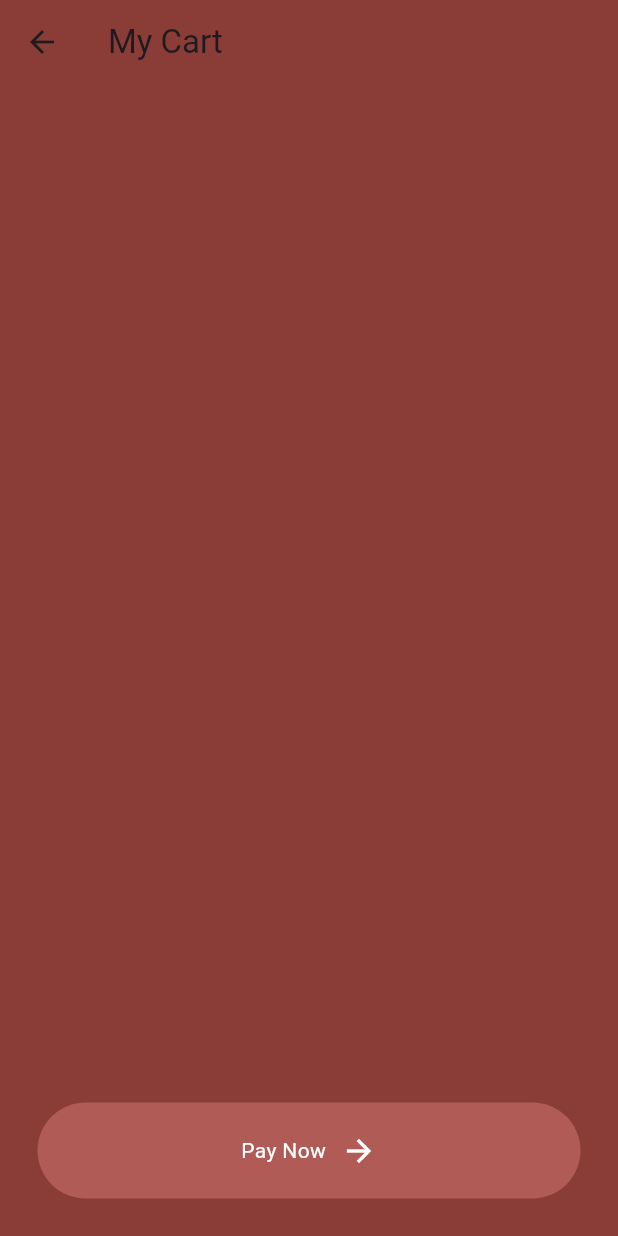
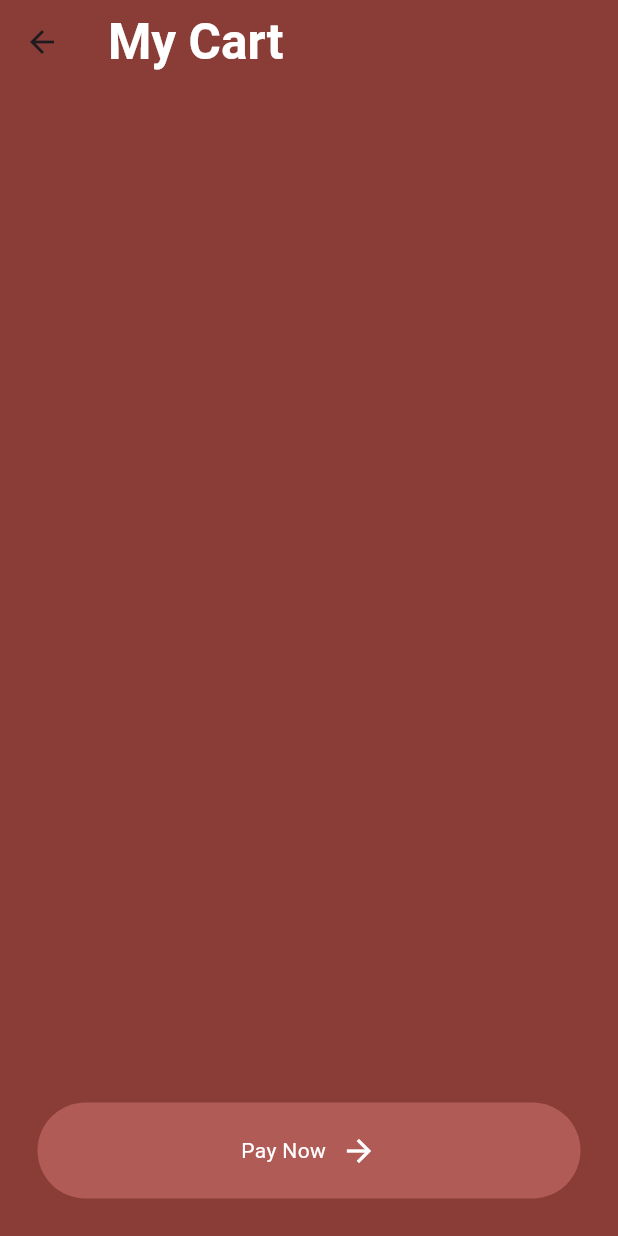
Before and after one commit to SahadRushdi/restaurant_app, a Flutter app: the CartPage screen opened by its route, on a phone screen of 412 x 824 dp. Run offline on Flutter 3.47's test engine with Material 3 defaults, Android fonts, the phone set to English and light mode, and no system bars; our stand-ins replace google_fonts.

Commit message:
Improved Ui.

```diff
--- a/lib/pages/cart_page.dart
+++ b/lib/pages/cart_page.dart
@@ -11,10 +11,10 @@ class CartPage extends StatelessWidget {
 
   // remove from cart
   void removeFromCart(Food food, BuildContext context) {
-  //   get access to the shop
+    //   get access to the shop
     final shop = context.read<Shop>();
 
-  //   remove form cart
+    //   remove form cart
     shop.removeFromCart(food);
   }
 
@@ -26,6 +26,11 @@ class CartPage extends StatelessWidget {
         appBar: AppBar(
           title: const Text("My Cart"),
           elevation: 0,
+          titleTextStyle: const TextStyle(
+              color: Colors.white,
+              fontWeight: FontWeight.bold,
+              fontSize: 33.0,
+          ),
           backgroundColor: primaryColor,
         ),
         body: Column(
--- a/lib/pages/intro_page.dart
+++ b/lib/pages/intro_page.dart
@@ -21,7 +21,7 @@ class IntroPage extends StatelessWidget {
               Text(
                 "Sushi Man",
                 style: GoogleFonts.dmSerifDisplay(
-                  fontSize: 28,
+                  fontSize: 30,
                   color: Colors.white,
                 ),
               ),
```
